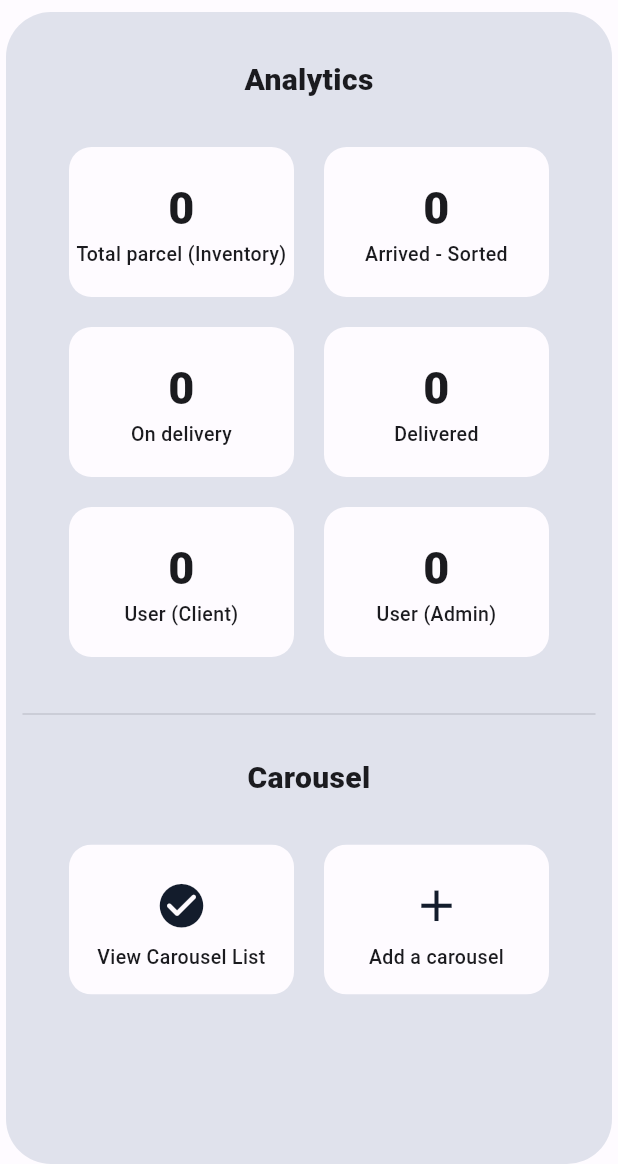
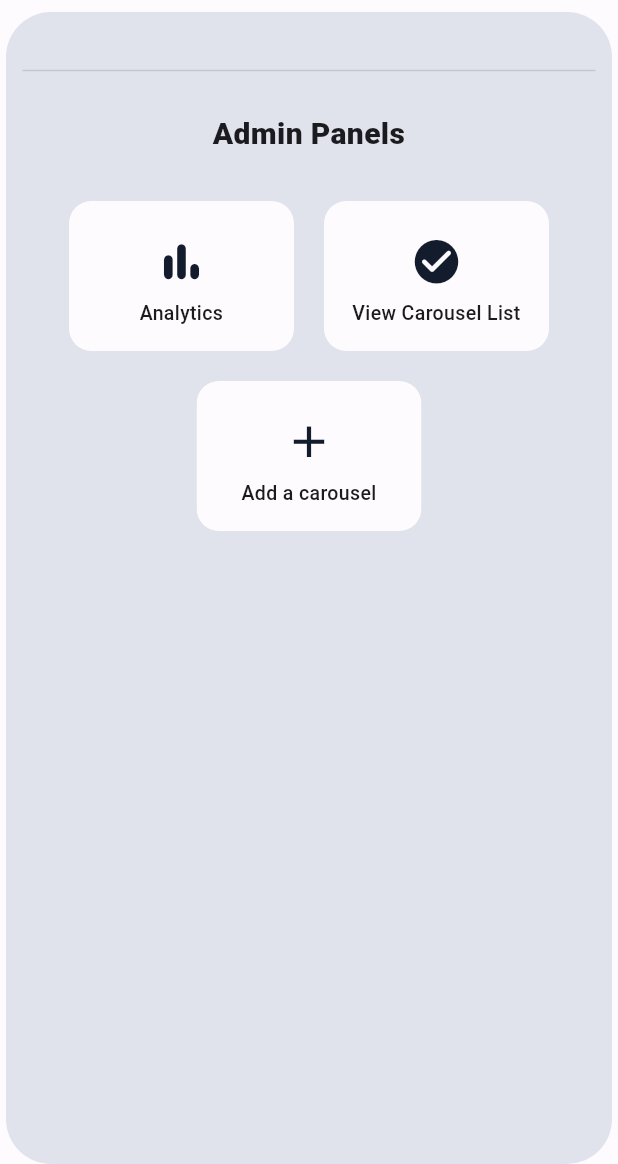
Before and after one commit to haqimhaslee/postalhub_cms_v3, a Flutter app: the screen it shows once a user with an empty profile is signed in, on a phone screen of 412 x 824 dp, the part 72-1236 px from its top. Run offline on Flutter 3.47's test engine with Material 3 defaults, Android fonts, the phone set to English and light mode, and no system bars; drawn by our look-alikes of dynamic_color; our stand-ins replace cached_network_image, carousel_slider, cloud_firestore, firebase_auth, firebase_core, firebase_messaging and 4 more; missing offline and left inert: another_stepper, barcode_scan2; accounts and stored records are empty.

Commit message:
Minor update bug fixes -Optimising GCP Read Usage

```diff
--- a/lib/pages/home/home.dart
+++ b/lib/pages/home/home.dart
@@ -1,15 +1,21 @@
 // ignore_for_file: deprecated_member_use
-
 import 'package:flutter/foundation.dart'; // Add this import
 import 'package:flutter/material.dart';
-import 'package:postalhub_admin_cms/pages/home/analytics/analytics_parcel.dart';
+//import 'package:postalhub_admin_cms/pages/home/analytics/analytics_parcel.dart';
 import 'package:postalhub_admin_cms/pages/home/carousel_services/carousel_adder.dart';
+import 'package:url_launcher/url_launcher.dart';
 import 'package:postalhub_admin_cms/pages/home/carousel_services/carousel_viewer.dart';
 
 class Home extends StatefulWidget {
   const Home({super.key});
   @override
   State<Home> createState() => _HomeState();
+}
+
+Future<void> _launchUrl(String url) async {
+  if (!await launchUrl(Uri.parse(url))) {
+    throw Exception('Could not launch $url');
+  }
 }
 
 class _HomeState extends State<Home> {
@@ -21,7 +27,7 @@ class _HomeState extends State<Home> {
         padding: EdgeInsets.fromLTRB(10, 10, 10, 10),
         child: ListView(
           children: [
-            AnalyticsParcel(),
+            //AnalyticsParcel(),
             SizedBox(
               height: 20,
             ),
@@ -32,7 +38,7 @@ class _HomeState extends State<Home> {
                   height: 20,
                 ),
                 Text(
-                  "Carousel",
+                  "Admin Panels",
                   textAlign: TextAlign.center,
                   style: TextStyle(
                     fontSize: 20,
@@ -46,6 +52,53 @@ class _HomeState extends State<Home> {
                 Wrap(
                   alignment: WrapAlignment.center,
                   children: [
+                    Padding(
+                      padding: const EdgeInsets.fromLTRB(10, 10, 10, 10),
+                      child: SizedBox(
+                        width: 150,
+                        height: 100,
+                        child: ClipRRect(
+                          borderRadius: BorderRadius.circular(15),
+                          child: Material(
+                            color: Theme.of(context).colorScheme.surfaceVariant,
+                            child: InkWell(
+                              onTap: () => _launchUrl(
+                                  'https://console.firebase.google.com/project/postalhub/overview'),
+                              child: Column(
+                                mainAxisAlignment: MainAxisAlignment.center,
+                                children: <Widget>[
+                                  ClipRRect(
+                                    borderRadius: BorderRadius.circular(10),
+                                    child: Container(
+                                      width: 50,
+                                      height: 50,
+                                      child: Icon(
+                                        Icons.bar_chart_rounded,
+                                        size: 35,
+                                        color: Theme.of(context)
+                                            .colorScheme
+                                            .onSecondaryContainer,
+                                      ),
+                                    ),
+                                  ),
+                                  Text(
+                                    "Analytics",
+                                    textAlign: TextAlign.center,
+                                    style: TextStyle(
+                                      fontSize: 13,
+                                      fontWeight: FontWeight.w500,
+                                      color: Theme.of(context)
+                                          .colorScheme
+                                          .onSurface,
+                                    ),
+                                  ),
+                                ],
+                              ),
+                            ),
+                          ),
+                        ),
+                      ),
+                    ),
                     Padding(
                       padding: const EdgeInsets.fromLTRB(10, 10, 10, 10),
                       child: SizedBox(
--- a/pubspec.yaml
+++ b/pubspec.yaml
@@ -34,6 +34,10 @@ dependencies:
   permission_handler: ^11.3.1
   image_picker_web: ^4.0.0
   firebase_messaging: ^14.9.4
+  ##camera: ^0.11.0+2
+  ##image_compression_flutter: ^1.0.4
+  url_launcher: ^6.3.0
+
 
 dev_dependencies:
   flutter_test:
```
Also changed, not shown: lib/pages/parcel_inventory/parcel_inventory.dart (+41 -60 lines), pubspec.lock, 6 other files.
